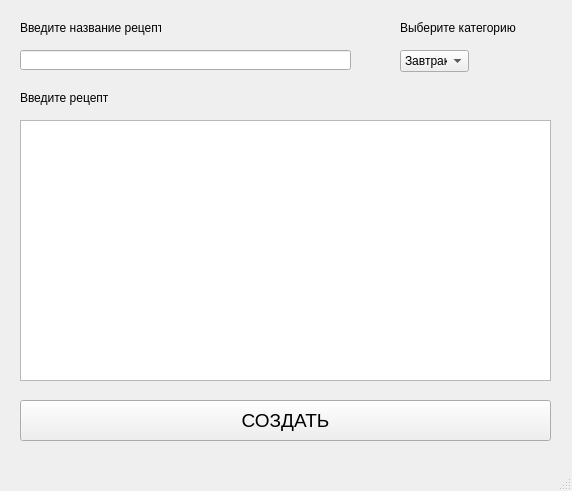
This is add.ui in Andrey0388/Receptus as Qt 5 draws it before an edit. The edited form follows.
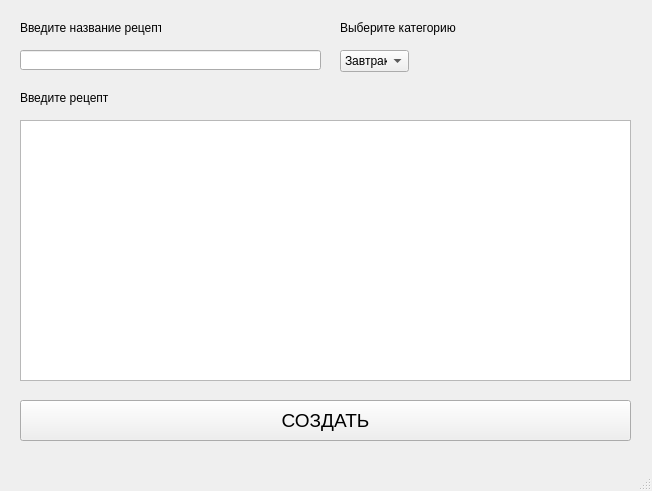
This is the edited form.

```diff
--- a/add.ui
+++ b/add.ui
@@ -6,7 +6,7 @@
    <rect>
     <x>0</x>
     <y>0</y>
-    <width>572</width>
+    <width>652</width>
     <height>491</height>
    </rect>
   </property>
@@ -19,7 +19,7 @@
      <rect>
       <x>20</x>
       <y>50</y>
-      <width>331</width>
+      <width>301</width>
       <height>20</height>
      </rect>
     </property>
@@ -55,7 +55,7 @@
      <rect>
       <x>20</x>
       <y>120</y>
-      <width>531</width>
+      <width>611</width>
       <height>261</height>
      </rect>
     </property>
@@ -63,7 +63,7 @@
    <widget class="QComboBox" name="categoryBox">
     <property name="geometry">
      <rect>
-      <x>400</x>
+      <x>340</x>
       <y>50</y>
       <width>69</width>
       <height>22</height>
@@ -103,7 +103,7 @@
    <widget class="QLabel" name="label_3">
     <property name="geometry">
      <rect>
-      <x>400</x>
+      <x>340</x>
       <y>20</y>
       <width>121</width>
       <height>16</height>
@@ -118,7 +118,7 @@
      <rect>
       <x>20</x>
       <y>400</y>
-      <width>531</width>
+      <width>611</width>
       <height>41</height>
      </rect>
     </property>
```
Left out of the diff: 2 changed lines with no effect on the pictures.
